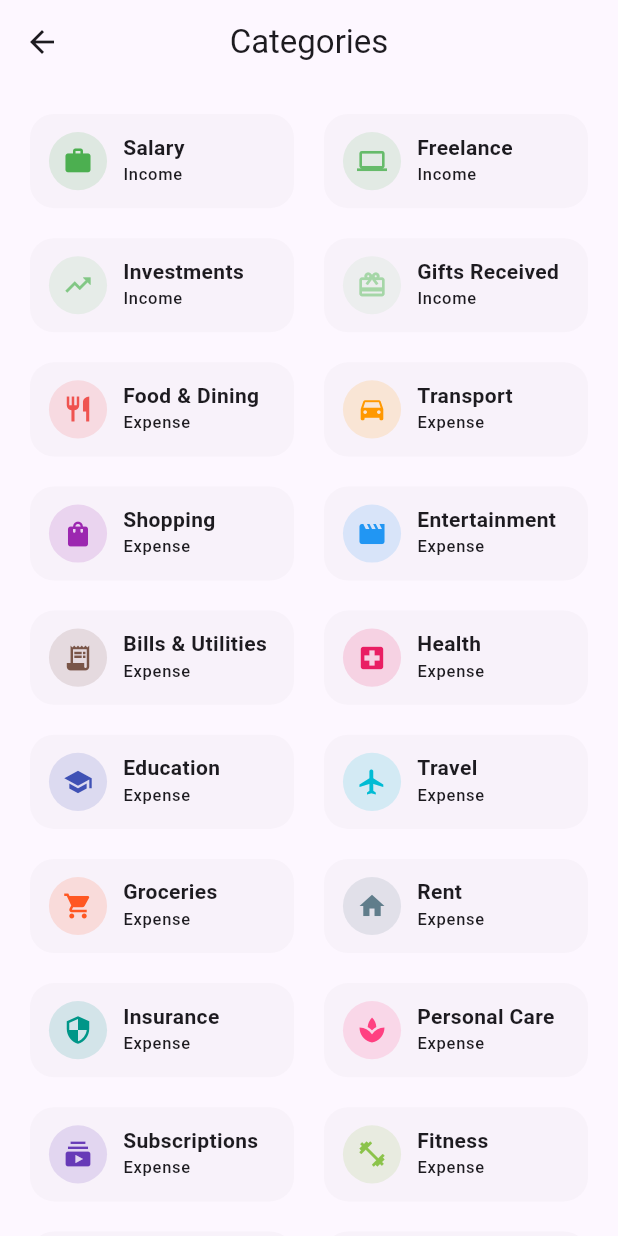
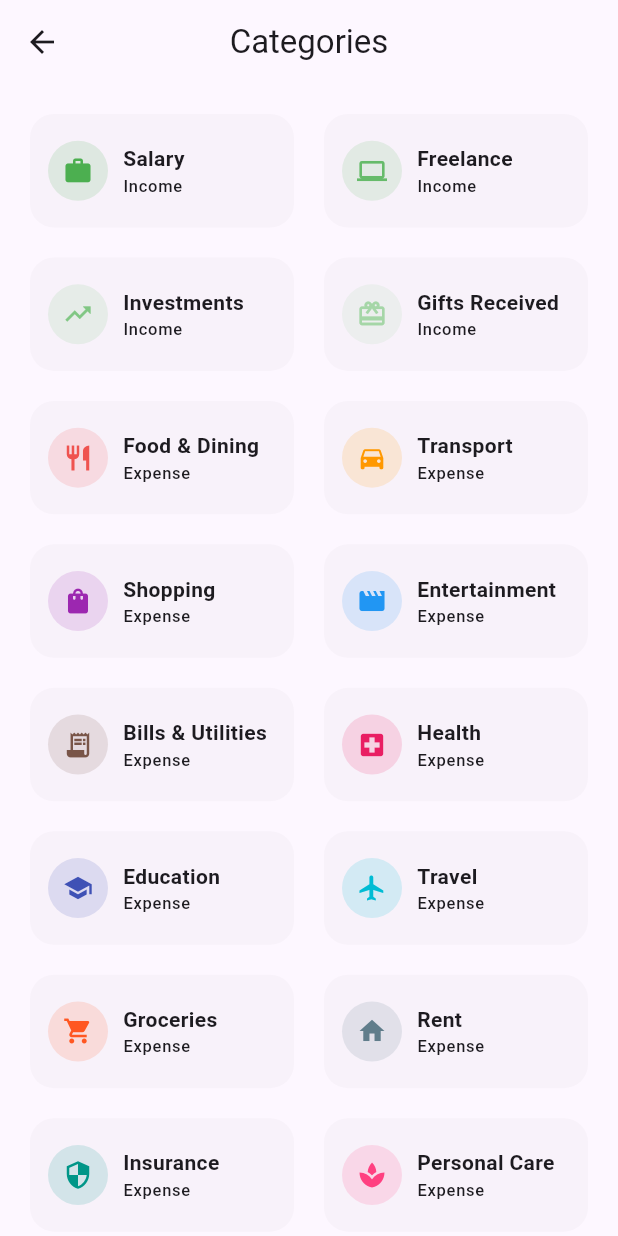
Before and after one commit to vikralyadav/olio_tech, a Flutter app: the _CategoriesPage screen opened directly, on a phone screen of 412 x 824 dp. Run offline on Flutter 3.47's test engine with Material 3 defaults, Android fonts, the phone set to English and light mode, and no system bars; our stand-ins replace equatable, fl_chart, flutter_bloc, get_it, package_info_plus, shared_preferences; accounts and stored records are empty.

Commit message:
layout issue fixed

```diff
--- a/lib/profile/presentation/pages/profile_page.dart
+++ b/lib/profile/presentation/pages/profile_page.dart
@@ -238,7 +238,7 @@ class _CategoriesPage extends StatelessWidget {
           crossAxisCount: 2,
           crossAxisSpacing: 12,
           mainAxisSpacing: 12,
-          childAspectRatio: 2.6,
+          childAspectRatio: 2.2,
         ),
         itemCount: categories.length,
         itemBuilder: (context, index) {
@@ -255,6 +255,8 @@ class _CategoriesPage extends StatelessWidget {
                   const SizedBox(width: 10),
                   Expanded(
                     child: Column(
+                      mainAxisSize: MainAxisSize.min,
+                      mainAxisAlignment: MainAxisAlignment.center,
                       crossAxisAlignment: CrossAxisAlignment.start,
                       children: [
                         Text(c.name,
```
